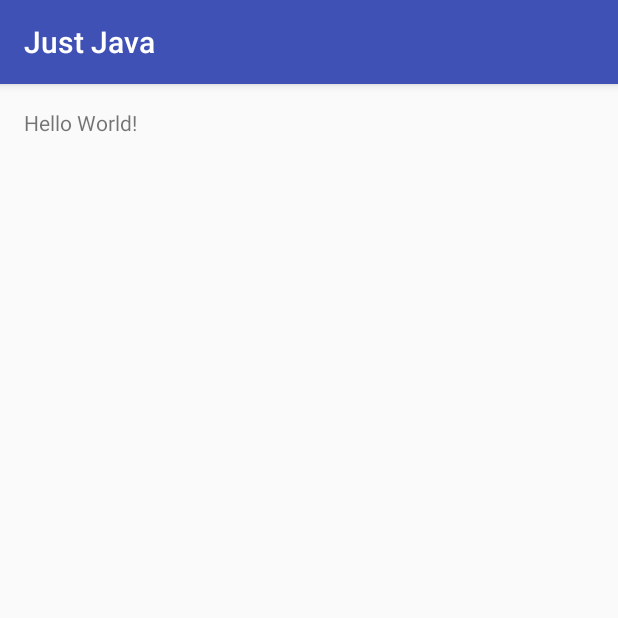
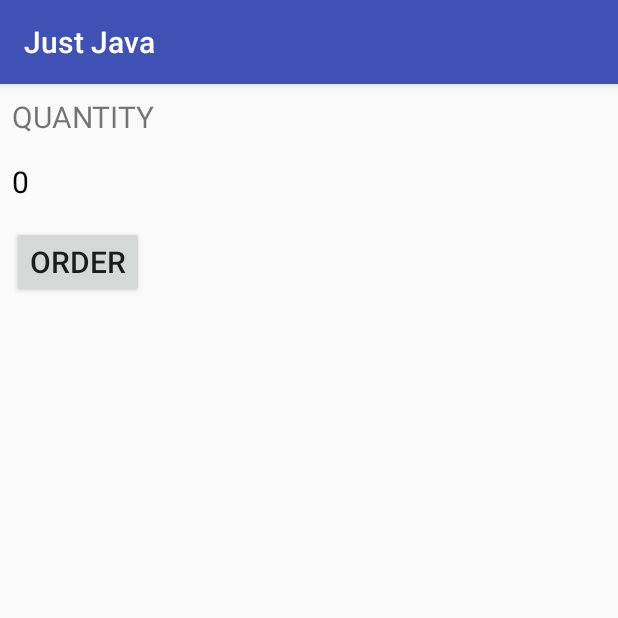
Before and after one commit to ArleyCH/Just-Java, an Android app: the screen it shows after launch (MainActivity), on a phone screen of 412 x 824 dp, the top half of it. Run offline under Robolectric (Android 15) with nearby library versions, the phone set to English and light mode, and no system bars.

Commit message:
Adding textviews and buttons.

```diff
--- a/app/src/main/res/layout/activity_main.xml
+++ b/app/src/main/res/layout/activity_main.xml
@@ -1,16 +1,28 @@
 <?xml version="1.0" encoding="utf-8"?>
-<RelativeLayout xmlns:android="http://schemas.android.com/apk/res/android"
+<LinearLayout xmlns:android="http://schemas.android.com/apk/res/android"
     xmlns:tools="http://schemas.android.com/tools"
+    android:orientation="vertical"
     android:layout_width="match_parent"
     android:layout_height="match_parent"
-    android:paddingBottom="@dimen/activity_vertical_margin"
-    android:paddingLeft="@dimen/activity_horizontal_margin"
-    android:paddingRight="@dimen/activity_horizontal_margin"
-    android:paddingTop="@dimen/activity_vertical_margin"
     tools:context="com.example.user.justjava.MainActivity">
-
     <TextView
         android:layout_width="wrap_content"
         android:layout_height="wrap_content"
-        android:text="Hello World!" />
-</RelativeLayout>
+        android:text="QUANTITY"
+        android:textSize="20sp"
+        android:layout_margin="8dp"/>
+    <TextView
+        android:id="@+id/quantity_text_view"
+        android:layout_width="wrap_content"
+        android:layout_height="wrap_content"
+        android:text="0"
+        android:textSize="20sp"
+        android:layout_margin="8dp"
+        android:textColor="#000000"/>
+    <Button
+        android:layout_width="wrap_content"
+        android:layout_height="wrap_content"
+        android:text="Order"
+        android:textSize="20sp"
+        android:layout_margin="8dp"/>
+</LinearLayout>
```
